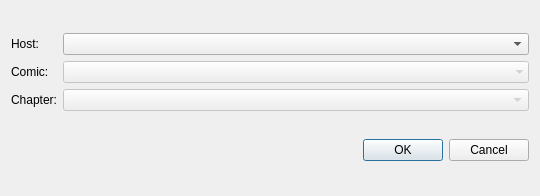
Old version of the form src/online_comic_chooser.ui in the repository mstuttgart/pynocchio.
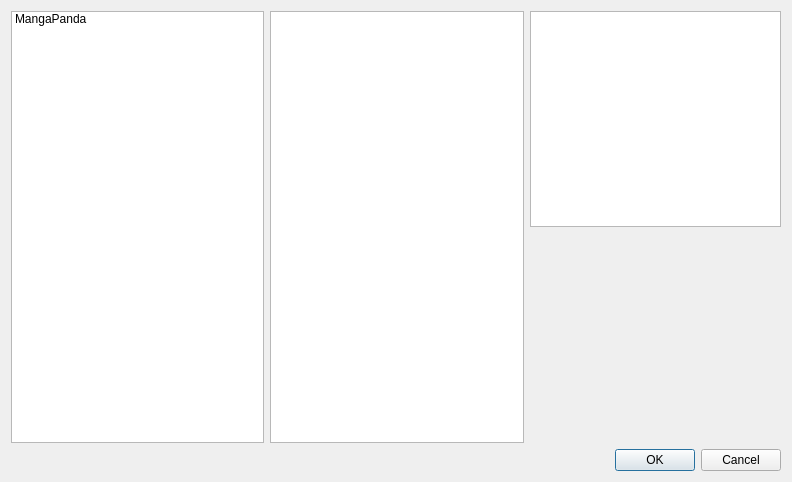
New version of the form. Icons and pictures are not drawn.

Commit message: Online Comic Chooser Dialog updated

```diff
--- a/src/online_comic_chooser.ui
+++ b/src/online_comic_chooser.ui
@@ -6,85 +6,67 @@
    <rect>
     <x>0</x>
     <y>0</y>
-    <width>540</width>
-    <height>196</height>
+    <width>792</width>
+    <height>482</height>
    </rect>
   </property>
   <property name="windowTitle">
    <string>Dialog</string>
   </property>
-  <layout class="QVBoxLayout" name="verticalLayout">
+  <layout class="QVBoxLayout" name="verticalLayout_2">
    <item>
-    <layout class="QHBoxLayout" name="horizontal_layout">
+    <layout class="QHBoxLayout" name="horizontalLayout_2">
      <item>
-      <layout class="QFormLayout" name="form_layout">
-       <property name="fieldGrowthPolicy">
-        <enum>QFormLayout::AllNonFixedFieldsGrow</enum>
-       </property>
-       <item row="0" column="0">
-        <widget class="QLabel" name="host_label">
-         <property name="text">
-          <string>Host:</string>
-         </property>
+      <layout class="QHBoxLayout" name="horizontalLayout">
+       <item>
+        <widget class="QListWidget" name="host_list_widget">
+         <item>
+          <property name="text">
+           <string notr="true">MangaPanda</string>
+          </property>
+          <property name="icon">
+           <iconset resource="../resource/main_window.qrc">
+            <normaloff>:/icons/mangapanda.png</normaloff>:/icons/mangapanda.png</iconset>
+          </property>
+          <property name="flags">
+           <set>ItemIsSelectable|ItemIsEnabled</set>
+          </property>
+         </item>
         </widget>
        </item>
-       <item row="0" column="1">
-        <widget class="QComboBox" name="host_combo_box">
-         <property name="frame">
-          <bool>true</bool>
-         </property>
-        </widget>
-       </item>
-       <item row="1" column="0">
-        <widget class="QLabel" name="comic_label">
-         <property name="text">
-          <string>Comic:</string>
-         </property>
-        </widget>
-       </item>
-       <item row="1" column="1">
-        <widget class="QComboBox" name="comic_combo_box">
-         <property name="enabled">
+       <item>
+        <widget class="QTreeWidget" name="tree_widget">
+         <attribute name="headerVisible">
           <bool>false</bool>
-         </property>
-         <property name="sizePolicy">
-          <sizepolicy hsizetype="Minimum" vsizetype="Fixed">
-           <horstretch>0</horstretch>
-           <verstretch>0</verstretch>
-          </sizepolicy>
-         </property>
-         <property name="maxVisibleItems">
-          <number>0</number>
-         </property>
-         <property name="insertPolicy">
-          <enum>QComboBox::InsertAtBottom</enum>
-         </property>
-         <property name="sizeAdjustPolicy">
-          <enum>QComboBox::AdjustToMinimumContentsLengthWithIcon</enum>
-         </property>
-         <property name="frame">
-          <bool>false</bool>
-         </property>
-        </widget>
-       </item>
-       <item row="2" column="0">
-        <widget class="QLabel" name="chapter_label">
-         <property name="text">
-          <string>Chapter:</string>
-         </property>
-        </widget>
-       </item>
-       <item row="2" column="1">
-        <widget class="QComboBox" name="chapter_combo_box">
-         <property name="enabled">
-          <bool>false</bool>
-         </property>
+         </attribute>
+         <column>
+          <property name="text">
+           <string notr="true">1</string>
+          </property>
+         </column>
         </widget>
        </item>
       </layout>
      </item>
      <item>
-      <layout class="QVBoxLayout" name="web_preview_layout"/>
+      <layout class="QVBoxLayout" name="verticalLayout">
+       <item>
+        <widget class="QTextBrowser" name="textBrowser"/>
+       </item>
+       <item>
+        <spacer name="verticalSpacer">
+         <property name="orientation">
+          <enum>Qt::Vertical</enum>
+         </property>
+         <property name="sizeHint" stdset="0">
+          <size>
+           <width>20</width>
+           <height>40</height>
+          </size>
+         </property>
+        </spacer>
+       </item>
+      </layout>
      </item>
     </layout>
    </item>
```
Left out of the diff: 4 changed lines with no effect on the pictures. The commit also changes 5 other files.
